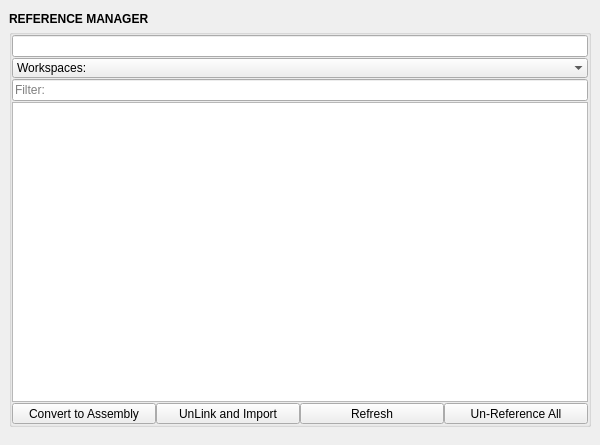
The window that mayatk/env_utils/reference_manager.ui (m3trik/mayatk) describes before a commit, drawn with Qt 5.
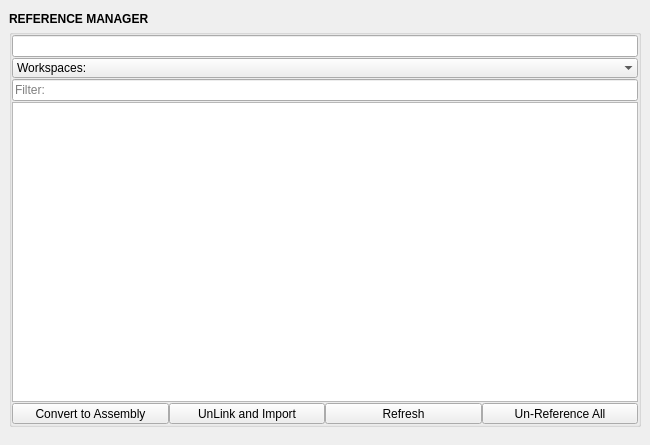
The same window after the commit. Custom widgets are drawn as their Qt base class.

The edit to the form file:
```diff
--- a/mayatk/env_utils/reference_manager.ui
+++ b/mayatk/env_utils/reference_manager.ui
@@ -9,7 +9,7 @@
    <rect>
     <x>0</x>
     <y>0</y>
-    <width>600</width>
+    <width>650</width>
     <height>445</height>
    </rect>
   </property>
@@ -25,7 +25,7 @@
   <widget class="QWidget" name="central_widget">
    <property name="minimumSize">
     <size>
-     <width>600</width>
+     <width>650</width>
      <height>445</height>
     </size>
    </property>
```
